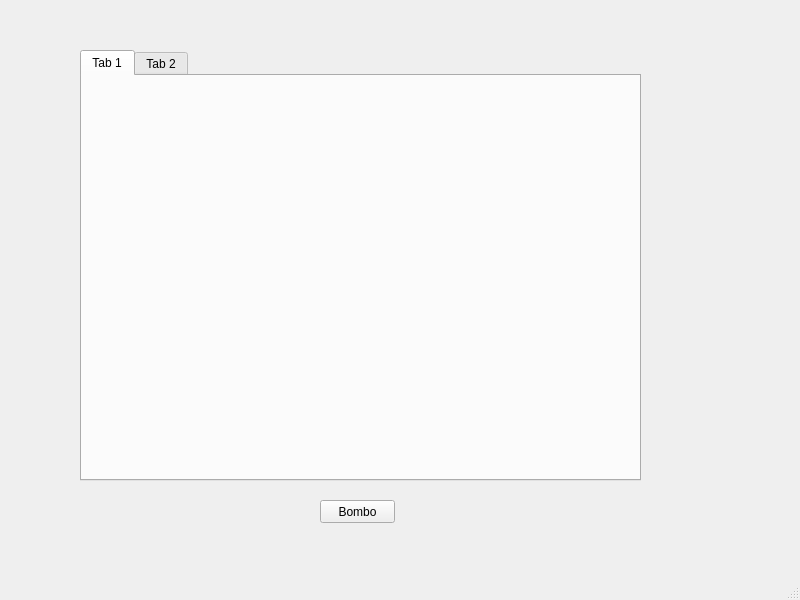
Above: PaintProgramTouch/mainwindow.ui from PeterM5/PaintProgramTouch before the change. Below: the same form after it.
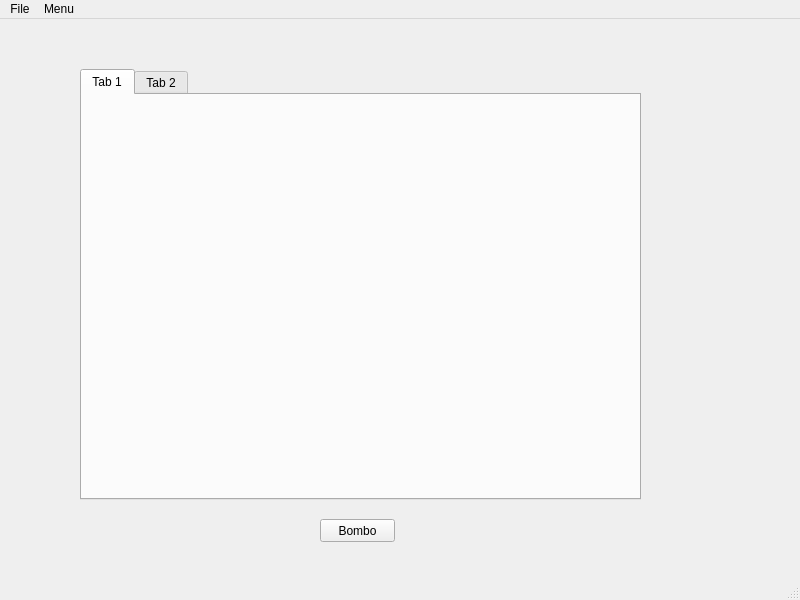
That is the form after the change.

Commit message: Color picker can now be accessed from mainwindow menu bar

```diff
--- a/PaintProgramTouch/mainwindow.ui
+++ b/PaintProgramTouch/mainwindow.ui
@@ -60,6 +60,19 @@
      <height>21</height>
     </rect>
    </property>
+   <widget class="QMenu" name="menuFile">
+    <property name="title">
+     <string>File</string>
+    </property>
+   </widget>
+   <widget class="QMenu" name="menuMenu">
+    <property name="title">
+     <string>Menu</string>
+    </property>
+    <addaction name="actionColor_Picker"/>
+   </widget>
+   <addaction name="menuFile"/>
+   <addaction name="menuMenu"/>
   </widget>
   <widget class="QStatusBar" name="statusbar"/>
  </widget>
```
Left out of the diff: 5 changed lines with no effect on the pictures. The commit also changes 8 other files.
